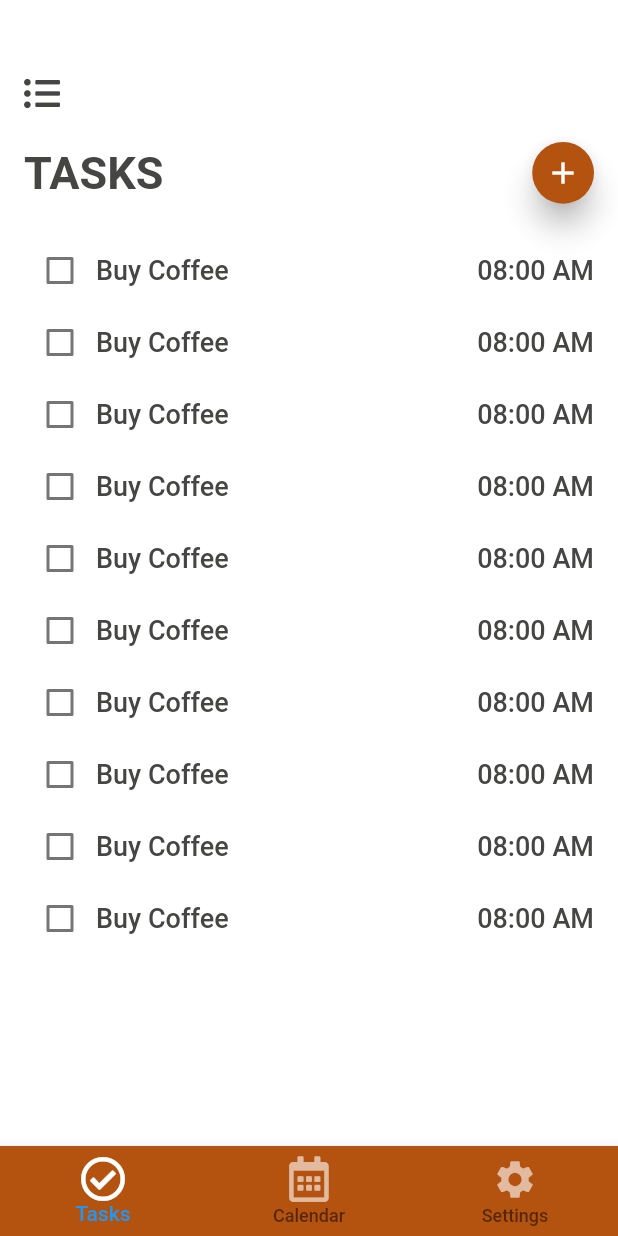
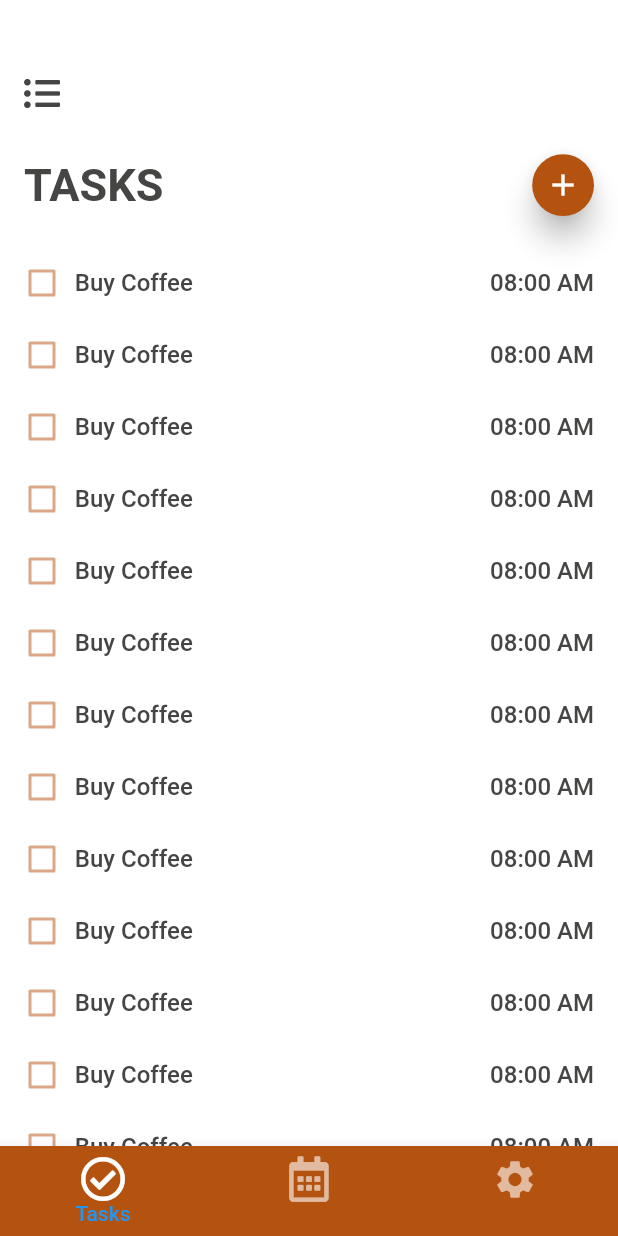
Before and after one commit to boriskamtou/flutter_sqlite, a Flutter app: the screen it shows after launch, on a phone screen of 412 x 824 dp. Run offline on Flutter 3.47's test engine with Material 2 defaults, Android fonts, the phone set to English and light mode, and no system bars; our stand-ins replace font_awesome_flutter.

Commit message:
handle alignment

```diff
--- a/lib/home_screen/home_screen.dart
+++ b/lib/home_screen/home_screen.dart
@@ -27,6 +27,9 @@ class _HomeState extends State<Home> {
                 color: Color(0xFF454544),
                 size: 24,
               ),
+              SizedBox(
+                height: height * 0.01,
+              ),
               Row(
                 mainAxisAlignment: MainAxisAlignment.spaceBetween,
                 children: <Widget>[
@@ -49,7 +52,8 @@ class _HomeState extends State<Home> {
               ),
               Expanded(
                 child: ListView.builder(
-                  itemCount: 10,
+                  padding: EdgeInsets.zero,
+                  itemCount: 15,
                   itemBuilder: (_, index) {
                     return GestureDetector(
                       onTap: () {
@@ -62,17 +66,32 @@ class _HomeState extends State<Home> {
                         children: <Widget>[
                           Row(
                             children: <Widget>[
-                              Checkbox(
-                                activeColor: Theme.of(context).primaryColor,
-                                value: checkBoxValue,
-                                onChanged: (value) {
-                                  value = checkBoxValue;
-                                },
+                              Padding(
+                                padding: const EdgeInsets.only(
+                                  top: 12,
+                                  bottom: 12,
+                                ),
+                                child: SizedBox(
+                                  height: 24,
+                                  width: 24,
+                                  child: Checkbox(
+                                    activeColor: Theme.of(context).primaryColor,
+                                    value: checkBoxValue,
+                                    onChanged: (value) {
+                                      value = checkBoxValue;
+                                    },
+                                  ),
+                                ),
+                              ),
+                              SizedBox(
+                                width: width * 0.024,
                               ),
                               Text('Buy Coffee'),
                             ],
                           ),
-                          Text('08:00 AM')
+                          Text(
+                            '08:00 AM',
+                          ),
                         ],
                       ),
                     );
--- a/lib/main.dart
+++ b/lib/main.dart
@@ -26,14 +26,15 @@ class MyApp extends StatelessWidget {
             fontWeight: FontWeight.bold,
           ),
           body1: TextStyle(
-            fontSize: 18,
-            color: Color(0xFF454544),
-          ),
+              fontSize: 16,
+              color: Color(0xFF454544),
+              fontWeight: FontWeight.w500),
         ),
         iconTheme: IconThemeData(
           color: Colors.white,
         ),
         fontFamily: 'Roboto',
+        unselectedWidgetColor: Color(0xFFB45210).withOpacity(.5),
       ),
       home: Home(),
     );
```
